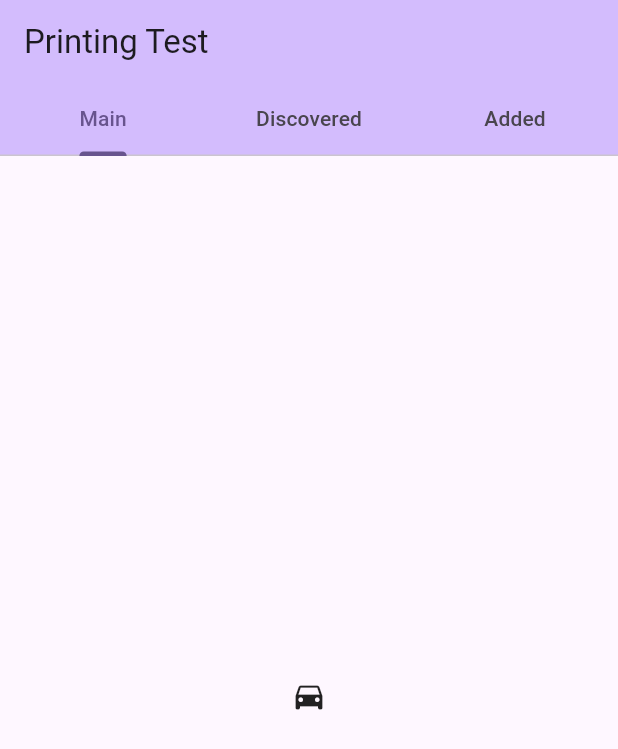
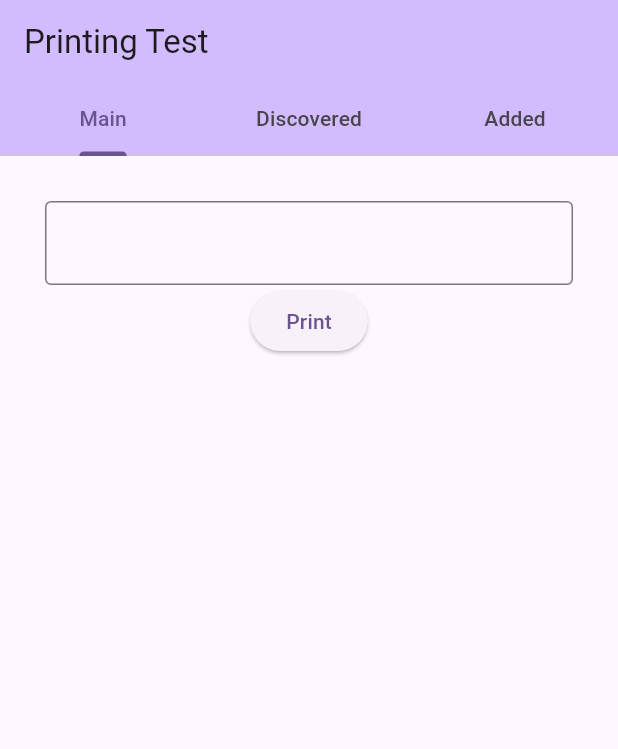
Before and after one commit to sgsm74/printer_test, a Flutter app: the screen it shows after launch, on a phone screen of 412 x 824 dp. Shown: the top 749 px of the screen. Run offline on Flutter 3.47's test engine with Material 2 defaults, Android fonts, the light colour scheme and no system bars; our stand-ins replace bloc_concurrency, dartz, equatable, flutter_bloc, get_it, hive and 3 more; missing offline and left inert: queue; accounts and stored records are empty.

Commit message:
chore: windows

```diff
--- a/lib/core/widgets/add_printer_dialog.dart
+++ b/lib/core/widgets/add_printer_dialog.dart
@@ -82,7 +82,7 @@ class _AddPrinterDialogState extends State<AddPrinterDialog> {
               ),
               const SizedBox(height: 10),
               ElevatedButton(
-                  onPressed: () => _validator(), child: const Text('ذخیره'))
+                  onPressed: () => _validator(), child: const Text('Save'))
             ],
           ),
         ),
--- a/lib/main.dart
+++ b/lib/main.dart
@@ -1,9 +1,13 @@
 import 'package:flutter/material.dart';
 import 'package:flutter_bloc/flutter_bloc.dart';
+import 'package:printer_test/core/utils/utils.dart';
+import 'package:printer_test/printer/domain/entities/business_printers.dart';
 import 'package:printer_test/printer/presentation/pages/printers_management_page.dart';
 import 'injection_container.dart' as di;
 import 'injection_container.dart';
 import 'printer/presentation/bloc/printer_bloc.dart';
+import 'package:pdf/pdf.dart';
+import 'package:pdf/widgets.dart' as pw;
 
 void main() async {
   WidgetsFlutterBinding.ensureInitialized();
@@ -57,7 +61,7 @@ class _MyHomePageState extends State<MyHomePage> {
           ),
           body: const TabBarView(
             children: [
-              Icon(Icons.directions_car),
+              MainPage(),
               DiscoveredPrintersWidget(),
               AddedPrintersWidget(),
             ],
@@ -67,3 +71,64 @@ class _MyHomePageState extends State<MyHomePage> {
     );
   }
 }
+
+class MainPage extends StatefulWidget {
+  const MainPage({super.key});
+
+  @override
+  State<MainPage> createState() => _MainPageState();
+}
+
+class _MainPageState extends State<MainPage> {
+  List<BusinessPrinters> addedPrinters = [];
+  final textEditingController = TextEditingController();
+  @override
+  void initState() {
+    getPrinters(context, addedPrinters);
+    super.initState();
+  }
+
+  @override
+  Widget build(BuildContext context) {
+    return BlocConsumer<PrinterBloc, PrinterState>(
+      listener: (context, state) {
+        if (state is GetPrintersState) {
+          addedPrinters = state.printers;
+        } else if (state is PrintersError) {}
+      },
+      builder: (context, state) {
+        return Padding(
+          padding: const EdgeInsets.symmetric(horizontal: 30, vertical: 30),
+          child: Column(
+            children: [
+              TextFormField(
+                controller: textEditingController,
+                decoration: const InputDecoration(border: OutlineInputBorder()),
+              ),
+              ElevatedButton(
+                  onPressed: () => _startPrinting(context),
+                  child: const Text('Print'))
+            ],
+          ),
+        );
+      },
+    );
+  }
+
+  void _startPrinting(BuildContext context) async {
+    final doc = pw.Document();
+    doc.addPage(
+      pw.Page(
+        pageFormat: PdfPageFormat.roll80,
+        build: (context) {
+          return pw.Center(child: pw.Text(textEditingController.text));
+        },
+      ),
+    );
+    for (var printer in addedPrinters) {
+      print(printer);
+      BlocProvider.of<PrinterBloc>(context)
+          .add(StartPrintingEvent(printer: printer, pdf: await doc.save()));
+    }
+  }
+}
--- a/lib/printer/data/repositories/printer_repository_impl.dart
+++ b/lib/printer/data/repositories/printer_repository_impl.dart
@@ -54,6 +54,7 @@ class PrinterRepositoryImpl extends PrinterRepository {
             BusinessPrinters(
               id: element.url,
               printerName: element.name,
+              usecaseName: element.name,
             ),
           );
         }
--- a/lib/printer/domain/entities/business_printers.dart
+++ b/lib/printer/domain/entities/business_printers.dart
@@ -8,7 +8,7 @@ class BusinessPrinters extends Equatable {
   const BusinessPrinters({
     required this.id,
     required this.printerName,
-    this.usecaseName,
+    required this.usecaseName,
   });
 
   // in usb printers equals to url and in network printers equals to macAddress
@@ -17,7 +17,7 @@ class BusinessPrinters extends Equatable {
   @HiveField(1)
   final String printerName;
   @HiveField(2)
-  final String? usecaseName;
+  final String usecaseName;
 
   @override
   List<Object?> get props => [id];
```
Also changed, not shown: lib/printer/presentation/pages/printers_management_page.dart (+14 -12 lines), lib/printer/domain/entities/business_printers.g.dart.
